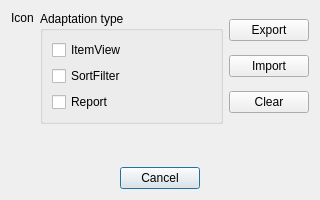
The window that App/Ui/AdaptationsDialog.ui (paolodestefani/pySagra) describes before a commit, drawn with Qt 5.
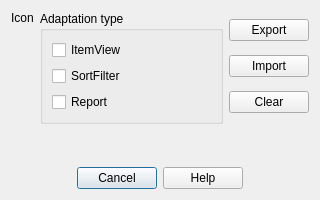
The same window after the commit.

Commit message: work on help and docs

What changed in the file:
```diff
--- a/App/Ui/AdaptationsDialog.ui
+++ b/App/Ui/AdaptationsDialog.ui
@@ -125,7 +125,7 @@
       <enum>Qt::Orientation::Horizontal</enum>
      </property>
      <property name="standardButtons">
-      <set>QDialogButtonBox::StandardButton::Cancel</set>
+      <set>QDialogButtonBox::StandardButton::Cancel|QDialogButtonBox::StandardButton::Help</set>
      </property>
      <property name="centerButtons">
       <bool>true</bool>
```
The commit also changes 35 other files.
